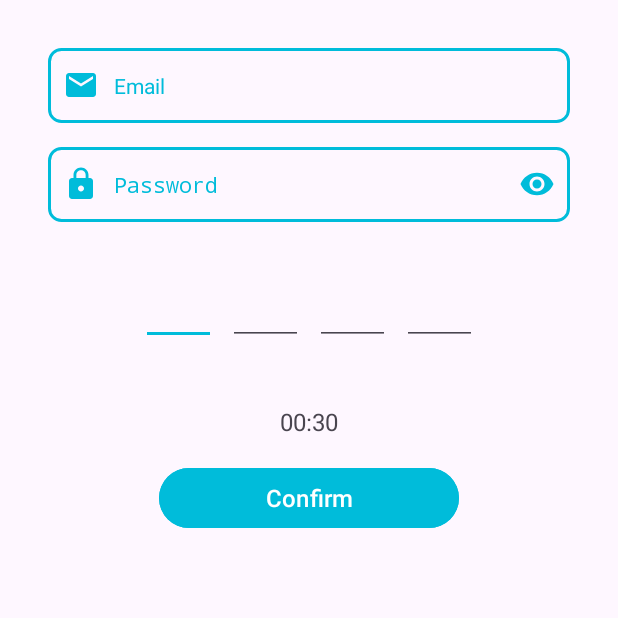
After one commit to Kulinerin-Bangkit-Team-2024/Mobile-Development, an Android app: the ResetPasswordActivity screen opened directly, with no data from a screen before it, on a phone screen of 412 x 824 dp, the top half of it. The commit adds this screen. Run offline under Robolectric (Android 15) with nearby library versions, the phone set to English and light mode, and no system bars.

Commit message:
Start making reset password.

```diff
--- a/app/src/main/AndroidManifest.xml
+++ b/app/src/main/AndroidManifest.xml
@@ -26,6 +26,9 @@
         android:supportsRtl="true"
         android:theme="@style/Theme.KulinerIn"
         tools:targetApi="31">
+        <activity
+            android:name=".ui.activity.ResetPasswordActivity"
+            android:exported="false" />
         <activity
             android:name=".ui.activity.SettingActivity"
             android:exported="false" />
--- /dev/null
+++ b/app/src/main/java/com/bangkit/capstone/kulinerin/ui/activity/ResetPasswordActivity.kt
@@ -0,0 +1,16 @@
+package com.bangkit.capstone.kulinerin.ui.activity
+
+import android.os.Bundle
+import androidx.appcompat.app.AppCompatActivity
+import com.bangkit.capstone.kulinerin.databinding.ActivityResetPasswordBinding
+
+class ResetPasswordActivity : AppCompatActivity() {
+
+    private lateinit var binding: ActivityResetPasswordBinding
+
+    override fun onCreate(savedInstanceState: Bundle?) {
+        super.onCreate(savedInstanceState)
+        binding = ActivityResetPasswordBinding.inflate(layoutInflater)
+        setContentView(binding.root)
+    }
+}
--- /dev/null
+++ b/app/src/main/java/com/bangkit/capstone/kulinerin/ui/view/OTPInputView.kt
@@ -0,0 +1,81 @@
+package com.bangkit.capstone.kulinerin.ui.view
+
+import android.content.Context
+import android.text.Editable
+import android.text.InputType
+import android.text.TextWatcher
+import android.util.AttributeSet
+import android.view.LayoutInflater
+import android.widget.EditText
+import android.widget.LinearLayout
+import com.bangkit.capstone.kulinerin.databinding.ViewOtpInputBinding
+
+class OTPInputView @JvmOverloads constructor(
+    context: Context,
+    attrs: AttributeSet? = null,
+    defStyleAttr: Int = 0
+) : LinearLayout(context, attrs, defStyleAttr) {
+
+    private val binding: ViewOtpInputBinding =
+        ViewOtpInputBinding.inflate(LayoutInflater.from(context), this, true)
+
+    init {
+        binding.apply {
+            val otpFields = arrayOf(etOtp1, etOtp2, etOtp3, etOtp4)
+
+            otpFields.forEach { field ->
+                field.inputType = InputType.TYPE_CLASS_NUMBER
+                field.addTextChangedListener(object : TextWatcher {
+                    override fun beforeTextChanged(
+                        s: CharSequence?,
+                        start: Int,
+                        count: Int,
+                        after: Int
+                    ) {}
+
+                    override fun onTextChanged(s: CharSequence?, start: Int, before: Int, count: Int) {
+                        if (s != null && s.length == 1) {
+                            moveToNextBox(otpFields, field)
+                        }
+                    }
+
+                    override fun afterTextChanged(s: Editable?) {}
+                })
+            }
+
+            otpFields[0].requestFocus()
+
+            setOnClickListener {
+                otpFields[0].requestFocus()
+            }
+        }
+    }
+
+    private fun moveToNextBox(otpFields: Array<EditText>, currentField: EditText) {
+        val currentIndex = otpFields.indexOf(currentField)
+        if (currentIndex < otpFields.size - 1) {
+            otpFields[currentIndex + 1].requestFocus()
+        }
+    }
+
+    fun getOtp(): String {
+        return binding.etOtp1.text.toString() +
+                binding.etOtp2.text.toString() +
+                binding.etOtp3.text.toString() +
+                binding.etOtp4.text.toString()
+    }
+
+    fun setOtp(otp: String) {
+        binding.etOtp1.setText(otp.getOrNull(0)?.toString())
+        binding.etOtp2.setText(otp.getOrNull(1)?.toString())
+        binding.etOtp3.setText(otp.getOrNull(2)?.toString())
+        binding.etOtp4.setText(otp.getOrNull(3)?.toString())
+    }
+
+    fun clearOtp() {
+        binding.etOtp1.text.clear()
+        binding.etOtp2.text.clear()
+        binding.etOtp3.text.clear()
+        binding.etOtp4.text.clear()
+    }
+}
--- /dev/null
+++ b/app/src/main/res/layout/activity_reset_password.xml
@@ -0,0 +1,69 @@
+<?xml version="1.0" encoding="utf-8"?>
+<androidx.constraintlayout.widget.ConstraintLayout xmlns:android="http://schemas.android.com/apk/res/android"
+    xmlns:app="http://schemas.android.com/apk/res-auto"
+    xmlns:tools="http://schemas.android.com/tools"
+    android:id="@+id/main"
+    android:layout_width="match_parent"
+    android:layout_height="match_parent"
+    tools:context=".ui.activity.ResetPasswordActivity"
+    android:padding="16dp">
+
+    <com.bangkit.capstone.kulinerin.ui.view.InputEmailView
+        android:id="@+id/ed_input_email"
+        android:layout_width="match_parent"
+        android:layout_height="wrap_content"
+        app:layout_constraintEnd_toEndOf="parent"
+        app:layout_constraintStart_toStartOf="parent"
+        android:layout_marginVertical="16dp"
+        android:layout_marginStart="16dp"
+        android:layout_marginEnd="16dp"
+        app:layout_constraintTop_toTopOf="parent"/>
+
+    <com.bangkit.capstone.kulinerin.ui.view.InputPasswordView
+        android:id="@+id/ed_input_password"
+        android:layout_width="match_parent"
+        android:layout_height="wrap_content"
+        app:layout_constraintStart_toStartOf="parent"
+        app:layout_constraintEnd_toEndOf="parent"
+        android:layout_marginVertical="16dp"
+        android:layout_marginStart="16dp"
+        android:layout_marginEnd="16dp"
+        app:layout_constraintTop_toBottomOf="@id/ed_input_email"/>
+
+    <com.bangkit.capstone.kulinerin.ui.view.OTPInputView
+        android:id="@+id/ed_input_otp"
+        android:layout_width="match_parent"
+        android:layout_height="wrap_content"
+        app:layout_constraintTop_toBottomOf="@id/ed_input_password"
+        app:layout_constraintStart_toStartOf="parent"
+        app:layout_constraintEnd_toEndOf="parent"
+        android:layout_marginVertical="16dp"
+        android:layout_marginStart="16dp"
+        android:layout_marginEnd="16dp"/>
+
+    <TextView
+        android:id="@+id/tv_countdown"
+        android:layout_width="wrap_content"
+        android:layout_height="wrap_content"
+        android:text="@string/_00_30"
+        android:textSize="16sp"
+        android:layout_marginTop="24dp"
+        app:layout_constraintTop_toBottomOf="@id/ed_input_otp"
+        app:layout_constraintStart_toStartOf="parent"
+        app:layout_constraintEnd_toEndOf="parent"
+        android:gravity="center"/>
+
+    <Button
+        android:id="@+id/btn_confirm"
+        android:layout_width="200dp"
+        android:layout_height="wrap_content"
+        app:layout_constraintTop_toBottomOf="@id/tv_countdown"
+        app:layout_constraintEnd_toEndOf="parent"
+        app:layout_constraintStart_toStartOf="parent"
+        android:layout_marginTop="16dp"
+        android:text="@string/confirm"
+        android:textColor="@color/white"
+        android:textSize="16sp"
+        android:backgroundTint="?attr/colorPrimary"/>
+
+</androidx.constraintlayout.widget.ConstraintLayout>
--- /dev/null
+++ b/app/src/main/res/layout/view_otp_input.xml
@@ -0,0 +1,52 @@
+<?xml version="1.0" encoding="utf-8"?>
+<LinearLayout xmlns:android="http://schemas.android.com/apk/res/android"
+    android:layout_width="match_parent"
+    android:layout_height="wrap_content"
+    android:orientation="horizontal"
+    android:gravity="center"
+    android:layout_centerInParent="true"
+    android:padding="16dp">
+
+    <EditText
+        android:id="@+id/etOtp1"
+        android:layout_width="50dp"
+        android:layout_height="50dp"
+        android:inputType="number"
+        android:gravity="center"
+        android:maxLength="1"
+        android:focusable="true"
+        android:importantForAccessibility="yes"
+        android:layout_marginEnd="8dp" />
+
+    <EditText
+        android:id="@+id/etOtp2"
+        android:layout_width="50dp"
+        android:layout_height="50dp"
+        android:inputType="number"
+        android:gravity="center"
+        android:maxLength="1"
+        android:focusable="true"
+        android:importantForAccessibility="yes"
+        android:layout_marginEnd="8dp" />
+
+    <EditText
+        android:id="@+id/etOtp3"
+        android:layout_width="50dp"
+        android:layout_height="50dp"
+        android:inputType="number"
+        android:gravity="center"
+        android:maxLength="1"
+        android:focusable="true"
+        android:importantForAccessibility="yes"
+        android:layout_marginEnd="8dp" />
+
+    <EditText
+        android:id="@+id/etOtp4"
+        android:layout_width="50dp"
+        android:layout_height="50dp"
+        android:inputType="number"
+        android:gravity="center"
+        android:maxLength="1"
+        android:focusable="true"
+        android:importantForAccessibility="yes" />
+</LinearLayout>
--- a/app/src/main/res/values/strings.xml
+++ b/app/src/main/res/values/strings.xml
@@ -34,7 +34,9 @@
     <string name="error_invalid_email">Please input a valid email address</string>
     <string name="error_invalid_name">Please input a valid name</string>
     <string name="error_password_to_short">Password is less than 8 characters</string>
-    <string name="go_to_register">Don\'t have an account? Let\'s log in</string>
+    <string name="go_to_register">Don\'t have an account? Let\'s register</string>
     <string name="hello_user">Hello, User</string>
     <string name="search_foods_by_name">Search foods by name...</string>
+    <string name="_00_30">00:30</string>
+    <string name="confirm">Confirm</string>
 </resources>
```
Also changed, not shown: app/src/main/java/com/bangkit/capstone/kulinerin/data/response/ForgotPasswordResponse.kt (added, +12 -0 lines), app/src/main/java/com/bangkit/capstone/kulinerin/data/response/ResetPasswordResponse.kt (added, +12 -0 lines), app/src/main/java/com/bangkit/capstone/kulinerin/ui/activity/LoginActivity.kt (+5 -3 lines), app/src/main/java/com/bangkit/capstone/kulinerin/ui/activity/WelcomeActivity.kt (+16 -6 lines).
